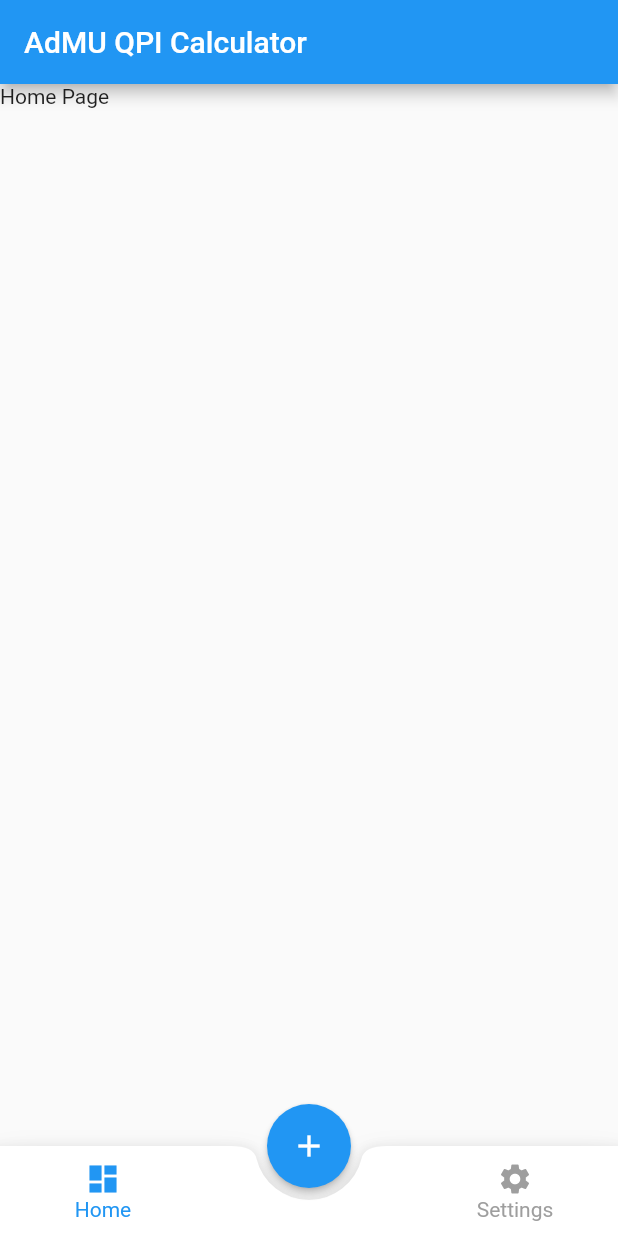
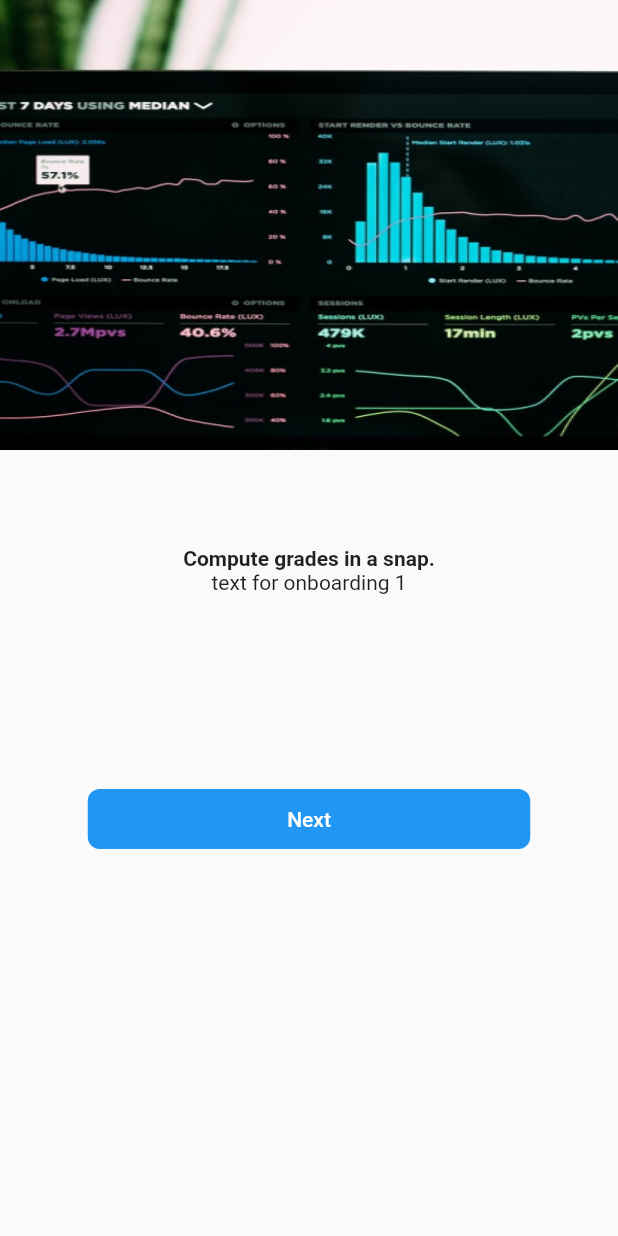
Before and after one commit to dsc-ateneo-de-manila-university/admu_qpi_calculator, a Flutter app: the screen it shows after launch, on a phone screen of 412 x 824 dp. Run offline on Flutter 3.47's test engine with Material 2 defaults, Android fonts, the phone set to English and light mode, and no system bars; statements that could not run were skipped.

Commit message:
Finished onboarding

```diff
--- a/lib/main.dart
+++ b/lib/main.dart
@@ -1,91 +1,19 @@
-import 'package:admu_qpi_calculator/widgets/fab_bottom_app_bar.dart';
-import 'package:admu_qpi_calculator/screens/home.dart';
-import 'package:admu_qpi_calculator/screens/settings.dart';
+import 'package:admu_qpi_calculator/screens/onboarding-2.dart';
 import 'package:flutter/material.dart';
-import 'package:admu_qpi_calculator/screens/form.dart';
-void main() => runApp(new MyApp());
+import 'mainscreen.dart';
+
+void main() => runApp(MaterialApp(home: Onboarding2()));
 
 class MyApp extends StatelessWidget {
   // This widget is the root of your application.
   @override
   Widget build(BuildContext context) {
     return new MaterialApp(
-      title: ' AdMU Student App',
+      title: 'AdMU Student App',
       theme: new ThemeData(
         primarySwatch: Colors.blue,
       ),
-      home: new MainScreen(title: 'AdMU QPI Calculator'),
+      home: new MainScreen(title: 'AdMU Student App'),
     );
   }
 }
-
-class MainScreen extends StatefulWidget {
-  MainScreen({Key key, this.title}) : super(key: key);
-
-  final String title;
-
-  @override
-  _MainScreenState createState() => new _MainScreenState();
-}
-
-class _MainScreenState extends State<MainScreen> {
-  var selectedPageIndex = 0;
-
-  var pages = [
-    HomeScreen(),
-    SettingsScreen(),
-  ];
-
-  void _selectedTab(int index) {
-    setState(() {
-      selectedPageIndex = index;
-    });
-  }
-
-  void displayBottomSheet(BuildContext context) {
-    showModalBottomSheet(
-        isScrollControlled: true,
-        context: context,
-        builder: (ctx) {
-          return Container(
-            height: MediaQuery.of(context).size.height * 0.885,
-            child: Center(
-              child: Padding(
-                padding: const EdgeInsets.fromLTRB(40 , 40 , 40, 40),
-                child: DataForm(),
-              ),
-            ),
-          );
-        });
-  }
-
-  @override
-  Widget build(BuildContext context) {
-    return Scaffold(
-        appBar: AppBar(
-          title: Text(widget.title),
-        ),
-        body: pages[selectedPageIndex],
-        bottomNavigationBar: FABBottomAppBar(
-          // centerItemText: 'Add Grades',
-          color: Colors.grey,
-          selectedColor: Colors.blue,
-          notchedShape: CircularNotchedRectangle(),
-          onTabSelected: _selectedTab,
-          items: [
-            FABBottomAppBarItem(iconData: Icons.dashboard, text: 'Home'),
-            FABBottomAppBarItem(iconData: Icons.settings, text: 'Settings'),
-          ],
-        ),
-        floatingActionButtonLocation: FloatingActionButtonLocation.centerDocked,
-        floatingActionButton: FloatingActionButton(
-          onPressed: () {
-            print("Floating Add Button Clicked");
-            displayBottomSheet(context);
-          },
-          tooltip: 'Add',
-          child: Icon(Icons.add),
-          elevation: 2.0,
-        ));
-  }
-}
--- /dev/null
+++ b/lib/mainscreen.dart
@@ -0,0 +1,54 @@
+import 'package:flutter/material.dart';
+import 'package:admu_qpi_calculator/widgets/fab_bottom_app_bar.dart';
+import 'package:admu_qpi_calculator/screens/home.dart';
+import 'package:admu_qpi_calculator/screens/settings.dart';
+
+class MainScreen extends StatefulWidget {
+  MainScreen({Key key, this.title}) : super(key: key);
+
+  final String title;
+
+  @override
+  _MainScreenState createState() => new _MainScreenState();
+}
+
+class _MainScreenState extends State<MainScreen> {
+  var selectedPageIndex = 0;
+
+  var pages = [HomeScreen(), SettingsScreen()];
+
+  void _selectedTab(int index) {
+    setState(() {
+      selectedPageIndex = index;
+    });
+  }
+
+  @override
+  Widget build(BuildContext context) {
+    return Scaffold(
+        appBar: AppBar(
+          title: Text(widget.title),
+        ),
+        body: pages[selectedPageIndex],
+        bottomNavigationBar: FABBottomAppBar(
+          // centerItemText: 'Add Grades',
+          color: Colors.grey,
+          selectedColor: Colors.blue,
+          notchedShape: CircularNotchedRectangle(),
+          onTabSelected: _selectedTab,
+          items: [
+            FABBottomAppBarItem(iconData: Icons.dashboard, text: 'Home'),
+            FABBottomAppBarItem(iconData: Icons.settings, text: 'Settings'),
+          ],
+        ),
+        floatingActionButtonLocation: FloatingActionButtonLocation.centerDocked,
+        floatingActionButton: FloatingActionButton(
+          onPressed: () {
+            print("Floating Add Button Clicked");
+          },
+          tooltip: 'Add',
+          child: Icon(Icons.add),
+          elevation: 2.0,
+        ));
+  }
+}
--- a/lib/screens/form.dart
+++ b/lib/screens/form.dart
@@ -252,7 +252,7 @@ class _DataFormState extends State<DataForm> {
               ),
               decoration: BoxDecoration(
                 borderRadius: BorderRadius.circular(10),
-                gradient: LinearGradient(colors: [Colors.blue[100], Colors.blue]),
+                // gradient: LinearGradient(color: [Colors.blue[100], Colors.blue]),
               ),
               height: 50,
             ),
--- /dev/null
+++ b/lib/screens/onboarding-2.dart
@@ -0,0 +1,175 @@
+import 'package:flutter/material.dart';
+
+class Onboarding2 extends StatefulWidget {
+  Onboarding2({Key key}) : super(key: key);
+
+  @override
+  _Onboarding2State createState() => _Onboarding2State();
+}
+
+class _Onboarding2State extends State<Onboarding2> {
+  // LISTS FOR ONBOARDING COMPONENTS
+
+  var onboardingIndex = 0;
+  List<String> imageList = [
+    'assets/onboarding1.png',
+    'assets/onboarding2.png',
+    'assets/onboarding3.png'
+  ];
+  List<String> titleList = [
+    'Compute grades in a snap.',
+    'Create schedules with ease',
+    'Keep track of honors status.'
+  ];
+  List<String> textList = [
+    'text for onboarding 1',
+    'text for onboarding 2',
+    'text for onboarding 3',
+  ];
+  List<String> buttonList2 = [
+    'Next',
+    'Next',
+    'Sign up',
+  ];
+
+  List<double> pad = [0, 60, 60];
+  List<double> height1 = [0, 40, 40];
+  List<double> width1 = [0, 140, 140];
+  List<double> width2 = [295, 140, 140];
+
+  double _isActiveWidth = 0;
+  Color _isActiveColor = Colors.grey;
+
+  @override
+  Widget build(BuildContext context) {
+    return Scaffold(
+        body: Column(
+      children: [
+        //IMAGE
+        Container(
+          height: 300,
+          width: double.infinity,
+          child: FittedBox(
+            child: Image.asset('${imageList[onboardingIndex]}'),
+            fit: BoxFit.fill,
+          ),
+        ),
+        //BREADCRUMBS
+        Padding(
+          padding: const EdgeInsets.only(top: 20),
+          child: Container(
+            child: Row(
+              children: [
+                // #1
+                Padding(
+                  padding: const EdgeInsets.fromLTRB(40, 0, 4, 0),
+                  child: Container(
+                    decoration: BoxDecoration(
+                        color: _isActiveColor = onboardingIndex == 0
+                            ? Colors.blue[700]
+                            : Colors.grey,
+                        borderRadius: BorderRadius.all(Radius.circular(30))),
+                    height: 4,
+                    width: _isActiveWidth = onboardingIndex == 0 ? 33 : 16,
+                  ),
+                ),
+                // #2
+                Padding(
+                  padding: const EdgeInsets.only(right: 4),
+                  child: Container(
+                    decoration: BoxDecoration(
+                        color: _isActiveColor = onboardingIndex == 1
+                            ? Colors.blue[700]
+                            : Colors.grey,
+                        borderRadius: BorderRadius.all(Radius.circular(30))),
+                    height: 4,
+                    width: _isActiveWidth = onboardingIndex == 1 ? 33 : 16,
+                  ),
+                ),
+                // #3
+                Padding(
+                  padding: const EdgeInsets.only(right: 4),
+                  child: Container(
+                    decoration: BoxDecoration(
+                        color: _isActiveColor = onboardingIndex == 2
+                            ? Colors.blue[700]
+                            : Colors.grey,
+                        borderRadius: BorderRadius.all(Radius.circular(30))),
+                    height: 4,
+                    width: _isActiveWidth = onboardingIndex == 2 ? 33 : 16,
+                  ),
+                )
+              ],
+            ),
+          ),
+        ),
+        //TITLE
+        Padding(
+          padding: const EdgeInsets.only(top: 40),
+          child: Text(
+            '${titleList[onboardingIndex]}',
+            style: TextStyle(fontWeight: FontWeight.bold),
+          ),
+        ),
+        //TEXT
+        Text('${textList[onboardingIndex]}'),
+        // CONTAINER FOR BUTTON ROW
+        Container(
+            margin: EdgeInsets.fromLTRB(0, 130, 0, 0),
+            child: Row(
+              mainAxisAlignment: MainAxisAlignment.center,
+              children: [
+                // BACK BUTTON
+                Padding(
+                  padding: EdgeInsets.only(right: pad[onboardingIndex]),
+                  child: Container(
+                    height: height1[onboardingIndex],
+                    width: width1[onboardingIndex],
+                    child: OutlineButton(
+                        color: Colors.white,
+                        borderSide: BorderSide(
+                            color: const Color(0xff557AFE),
+                            width: 1,
+                            style: BorderStyle.solid),
+                        shape: new RoundedRectangleBorder(
+                            borderRadius: new BorderRadius.circular(8.0)),
+                        onPressed: () {
+                          setState(() {
+                            onboardingIndex = onboardingIndex == 2
+                                ? 1
+                                : onboardingIndex = onboardingIndex == 1
+                                    ? 0
+                                    : onboardingIndex =
+                                        onboardingIndex == 0 ? 0 : 0;
+                          });
+                        },
+                        child: Text('Back')),
+                  ),
+                ),
+                // NEXT BUTTON
+                Container(
+                  height: 40,
+                  width: width2[onboardingIndex],
+                  child: FlatButton(
+                      color: Colors.blue,
+                      shape: new RoundedRectangleBorder(
+                          borderRadius: new BorderRadius.circular(8.0)),
+                      onPressed: () {
+                        setState(() {
+                          onboardingIndex = onboardingIndex == 0
+                              ? 1
+                              : onboardingIndex = onboardingIndex == 1
+                                  ? 2
+                                  : onboardingIndex =
+                                      onboardingIndex == 2 ? 2 : 2;
+                        });
+                      },
+                      child: Text('${buttonList2[onboardingIndex]}',
+                          style: TextStyle(color: Colors.white))),
+                )
+              ],
+            ))
+      ],
+    ));
+  }
+}
--- a/pubspec.yaml
+++ b/pubspec.yaml
@@ -44,9 +44,8 @@ flutter:
   uses-material-design: true
 
   # To add assets to your application, add an assets section, like this:
-  # assets:
-  #   - images/a_dot_burr.jpeg
-  #   - images/a_dot_ham.jpeg
+  assets:
+    - assets/
 
   # An image asset can refer to one or more resolution-specific "variants", see
   # https://flutter.dev/assets-and-images/#resolution-aware.
```
Also changed, not shown: assets/onboarding1.png (added), assets/onboarding2.png (added), assets/onboarding3.png (added), pubspec.lock.
